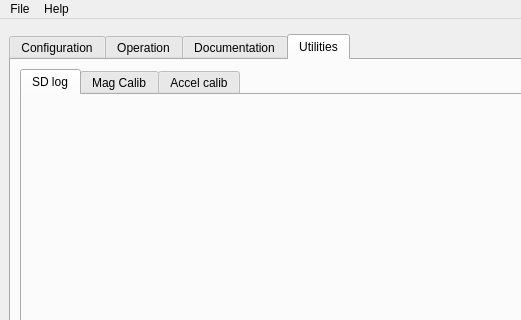
Above: sw/supervision/python/ui/ui_supervision_window.ui from paparazzi/paparazzi before the change; both pictures show x 0 to 521 and y 0 to 320 of the 800 by 600 pixel window. Below: the same form after it.
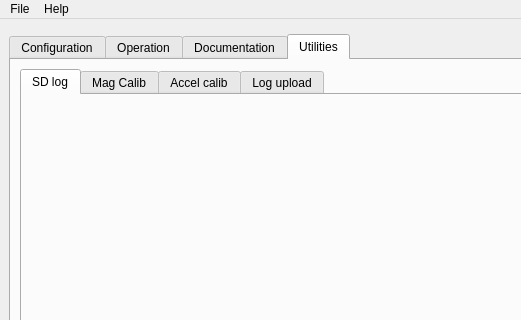
That is the form after the change. The open tabs and pages were chosen to show the change. Custom widgets are drawn as their Qt base class.

Commit message: [supervision] Automatically upload new logs to a log server (#3744)

The edit to the form file:
```diff
--- a/sw/supervision/python/ui/ui_supervision_window.ui
+++ b/sw/supervision/python/ui/ui_supervision_window.ui
@@ -81,6 +81,11 @@
             <string>Accel calib</string>
            </attribute>
           </widget>
+          <widget class="LogUploadWidget" name="log_upload_widget">
+           <attribute name="title">
+            <string>Log upload</string>
+           </attribute>
+          </widget>
          </widget>
         </item>
        </layout>
@@ -162,6 +167,12 @@
    <header>log_widget.h</header>
    <container>1</container>
   </customwidget>
+  <customwidget>
+   <class>LogUploadWidget</class>
+   <extends>QWidget</extends>
+   <header>log_upload.h</header>
+   <container>1</container>
+  </customwidget>
   <customwidget>
    <class>MagViewer</class>
    <extends>QWidget</extends>
```
The commit also changes 6 other files.
